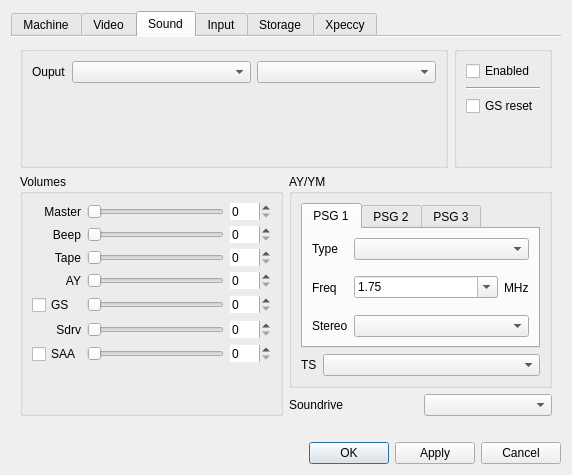
samstyle/Xpeccy, file ui/setupwin.ui: the form before one commit.
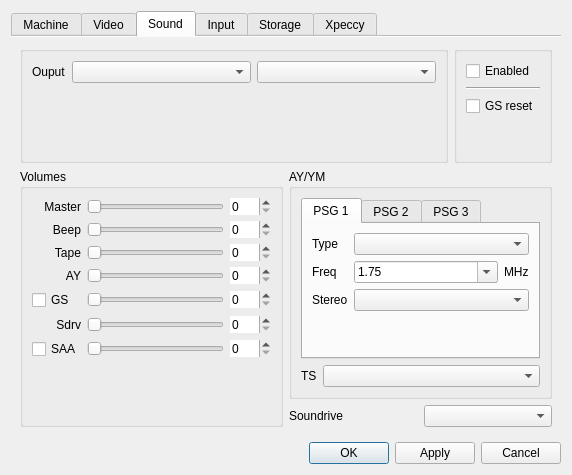
The form after the commit. The open tabs and pages were chosen to show the change. Icons and pictures are not drawn. Custom widgets are drawn as their Qt base class.

```diff
--- a/ui/setupwin.ui
+++ b/ui/setupwin.ui
@@ -1176,6 +1176,19 @@
                     <item row="2" column="1">
                      <widget class="QComboBox" name="stereo1box"/>
                     </item>
+                    <item row="3" column="1">
+                     <spacer name="verticalSpacer_16">
+                      <property name="orientation">
+                       <enum>Qt::Vertical</enum>
+                      </property>
+                      <property name="sizeHint" stdset="0">
+                       <size>
+                        <width>20</width>
+                        <height>40</height>
+                       </size>
+                      </property>
+                     </spacer>
+                    </item>
                    </layout>
                   </widget>
                   <widget class="QWidget" name="tab_15">
```
Left out of the diff: 128 changed lines with no effect on the pictures.
